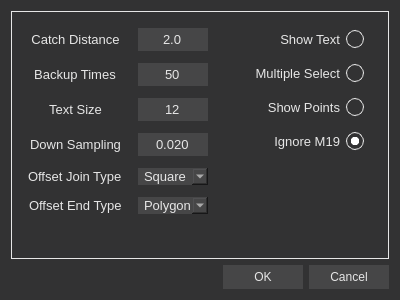
First picture: the form in src/ui/Setting.ui, repository chen6556/DSV, before the edit.
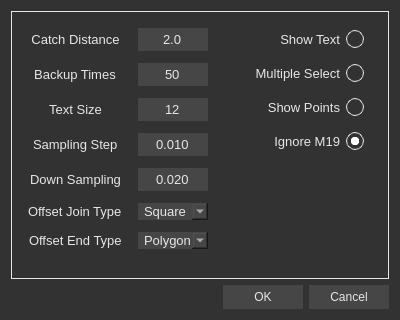
Second picture: the form after the edit. Icons and pictures are not drawn.

```diff
--- a/src/ui/Setting.ui
+++ b/src/ui/Setting.ui
@@ -7,13 +7,13 @@
     <x>0</x>
     <y>0</y>
     <width>400</width>
-    <height>300</height>
+    <height>320</height>
    </rect>
   </property>
   <property name="minimumSize">
    <size>
     <width>400</width>
-    <height>300</height>
+    <height>320</height>
    </size>
   </property>
   <property name="font">
@@ -63,7 +63,7 @@
         <x>0</x>
         <y>0</y>
         <width>380</width>
-        <height>250</height>
+        <height>270</height>
        </rect>
       </property>
       <property name="font">
@@ -316,7 +316,7 @@
            </property>
           </widget>
          </item>
-         <item row="3" column="0">
+         <item row="4" column="0">
           <widget class="QLabel" name="label_4">
            <property name="font">
             <font>
@@ -331,7 +331,7 @@
            </property>
           </widget>
          </item>
-         <item row="3" column="1">
+         <item row="4" column="1">
           <widget class="QDoubleSpinBox" name="down_sampling">
            <property name="minimumSize">
             <size>
@@ -367,7 +367,7 @@
            </property>
           </widget>
          </item>
-         <item row="4" column="0">
+         <item row="5" column="0">
           <widget class="QLabel" name="offsetJoinTypeLabel">
            <property name="font">
             <font>
@@ -379,7 +379,7 @@
            </property>
           </widget>
          </item>
-         <item row="4" column="1">
+         <item row="5" column="1">
           <widget class="QComboBox" name="offset_join_type">
            <property name="font">
             <font>
@@ -411,7 +411,7 @@
            </item>
           </widget>
          </item>
-         <item row="5" column="0">
+         <item row="6" column="0">
           <widget class="QLabel" name="offsetEndTypeLabel">
            <property name="font">
             <font>
@@ -423,7 +423,7 @@
            </property>
           </widget>
          </item>
-         <item row="5" column="1">
+         <item row="6" column="1">
           <widget class="QComboBox" name="offset_end_type">
            <property name="font">
             <font>
@@ -460,6 +460,57 @@
            </item>
           </widget>
          </item>
+         <item row="3" column="0">
+          <widget class="QLabel" name="samplingStepLabel">
+           <property name="font">
+            <font>
+             <pointsize>10</pointsize>
+            </font>
+           </property>
+           <property name="text">
+            <string>Sampling Step</string>
+           </property>
+          </widget>
+         </item>
+         <item row="3" column="1">
+          <widget class="QDoubleSpinBox" name="sampling_step">
+           <property name="minimumSize">
+            <size>
+             <width>0</width>
+             <height>22</height>
+            </size>
+           </property>
+           <property name="font">
+            <font>
+             <pointsize>10</pointsize>
+            </font>
+           </property>
+           <property name="contextMenuPolicy">
+            <enum>Qt::ContextMenuPolicy::NoContextMenu</enum>
+           </property>
+           <property name="frame">
+            <bool>false</bool>
+           </property>
+           <property name="alignment">
+            <set>Qt::AlignmentFlag::AlignCenter</set>
+           </property>
+           <property name="buttonSymbols">
+            <enum>QAbstractSpinBox::ButtonSymbols::NoButtons</enum>
+           </property>
+           <property name="decimals">
+            <number>3</number>
+           </property>
+           <property name="minimum">
+            <double>0.010000000000000</double>
+           </property>
+           <property name="maximum">
+            <double>0.100000000000000</double>
+           </property>
+           <property name="singleStep">
+            <double>0.010000000000000</double>
+           </property>
+          </widget>
+         </item>
         </layout>
        </item>
        <item>
```
